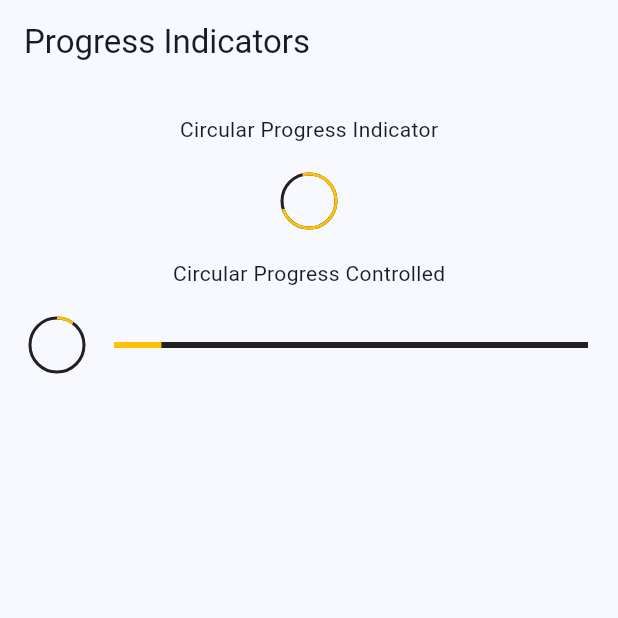
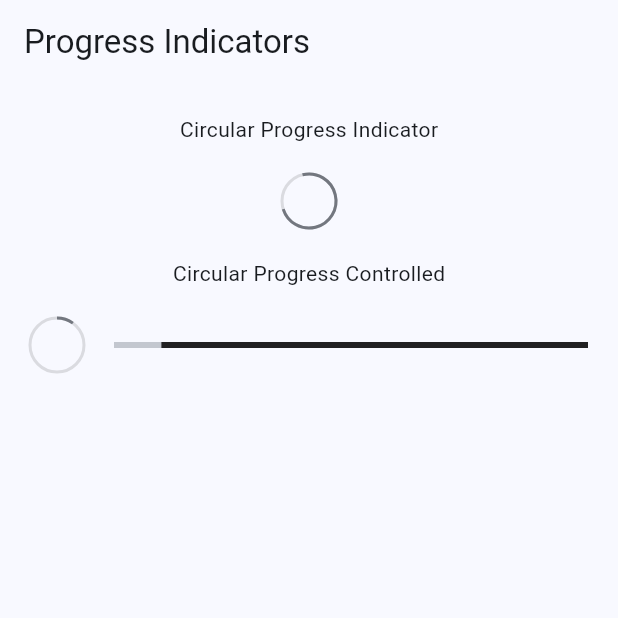
Before and after one commit to josuearroliga/widgetsApp, a Flutter app: the ProgressScreen screen opened by its route, on a phone screen of 412 x 824 dp, the top half of it. Run offline on Flutter 3.47's test engine with Material 3 defaults, Android fonts, the phone set to English and light mode, and no system bars; our stand-ins replace go_router.

```diff
--- a/lib/config/menu/menu_items.dart
+++ b/lib/config/menu/menu_items.dart
@@ -32,4 +32,10 @@ const appMenuItems = <MenuItem>[
     link: '/progress',
     icon: Icons.restart_alt_outlined,
   ),
+  MenuItem(
+    title: 'Snackbar Pop Up',
+    subTitle: 'Indicador de Snackbar o Pop Up',
+    link: '/snackbar',
+    icon: Icons.remove_red_eye_outlined,
+  ),
 ];
--- a/lib/config/router/app_router.dart
+++ b/lib/config/router/app_router.dart
@@ -25,5 +25,10 @@ final appRouter = GoRouter(
       name: ProgressScreen.name,
       builder: (context, state) => const ProgressScreen(),
     ),
+    GoRoute(
+      path: '/snackbar',
+      name: SnackBarScreen.name,
+      builder: (context, state) => const SnackBarScreen(),
+    ),
   ],
 );
--- a/lib/presentation/screens/progress/progress_screen.dart
+++ b/lib/presentation/screens/progress/progress_screen.dart
@@ -23,22 +23,23 @@ class _ProgressView extends StatelessWidget {
 
   @override
   Widget build(BuildContext context) {
-    return const Center(
+    final colors = Theme.of(context).colorScheme;
+    return Center(
       child: Column(
         children: [
-          SizedBox(height: 20),
-          Text('Circular Progress Indicator'),
-          SizedBox(height: 20),
+          const SizedBox(height: 20),
+          const Text('Circular Progress Indicator'),
+          const SizedBox(height: 20),
           CircularProgressIndicator(
             strokeWidth: 2,
-            backgroundColor: Colors.black87,
-            color: Colors.amber,
+            backgroundColor: Colors.black12,
+            color: colors.outline,
             strokeCap: StrokeCap.butt,
           ),
-          SizedBox(height: 20),
-          Text('Circular Progress Controlled'),
-          SizedBox(height: 20),
-          _ControlledProgressIndicator(),
+          const SizedBox(height: 20),
+          const Text('Circular Progress Controlled'),
+          const SizedBox(height: 20),
+          const _ControlledProgressIndicator(),
         ],
       ),
     );
@@ -56,6 +57,7 @@ class _ControlledProgressIndicator extends StatelessWidget {
         }).takeWhile((value) => value < 100),
         builder: (context, snapshot) {
           final progressValue = snapshot.data ?? 0;
+          final colors = Theme.of(context).colorScheme;
 
           return Padding(
             padding: const EdgeInsets.symmetric(horizontal: 20),
@@ -65,8 +67,8 @@ class _ControlledProgressIndicator extends StatelessWidget {
                 CircularProgressIndicator(
                   value: progressValue,
                   strokeWidth: 2,
-                  backgroundColor: Colors.black87,
-                  color: Colors.amber,
+                  backgroundColor: Colors.black12,
+                  color: colors.outline,
                   strokeCap: StrokeCap.butt,
                 ),
                 const SizedBox(width: 20),
@@ -74,7 +76,7 @@ class _ControlledProgressIndicator extends StatelessWidget {
                     child: LinearProgressIndicator(
                   value: progressValue,
                   backgroundColor: Colors.black87,
-                  color: Colors.amber,
+                  color: colors.outlineVariant,
                 ))
               ],
             ),
```
Also changed, not shown: lib/presentation/screens/snackbar/snack_bar_screen.dart (+73 -1 lines).
